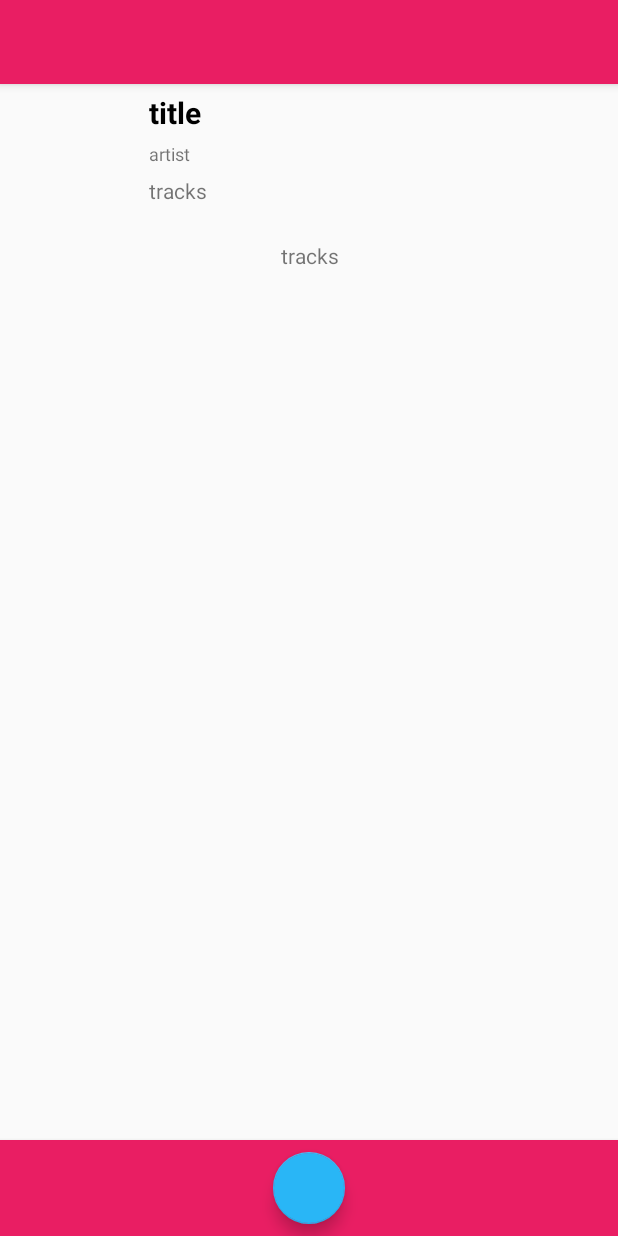
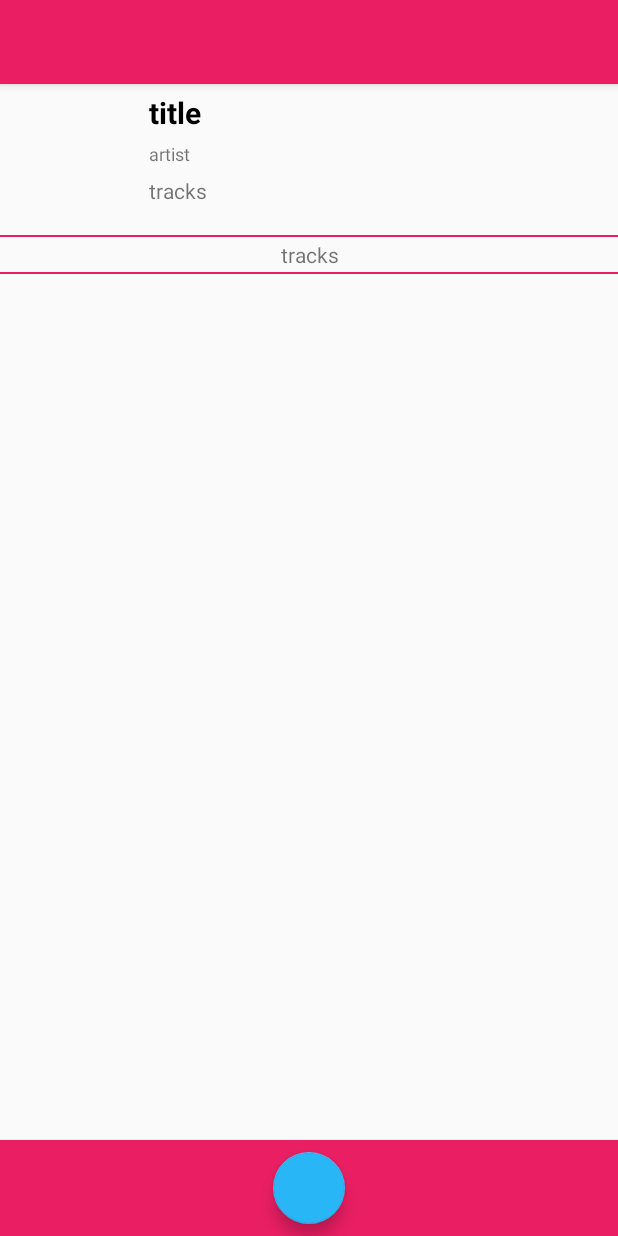
Before and after one commit to sshun04/MusicPro, an Android app: the layout activity_album_detail.xml on its own in the app's theme, with its tools: preview values and no code run, on a phone screen of 412 x 824 dp. Run offline under Robolectric (Android 15) with nearby library versions, the phone set to English and light mode, and no system bars.

Commit message:
fixed AlbumActivity layout

```diff
--- a/app/src/main/java/com/shojishunsuke/musicpro/actvity/AlbumDetailActivity.java
+++ b/app/src/main/java/com/shojishunsuke/musicpro/actvity/AlbumDetailActivity.java
@@ -63,6 +63,8 @@ public class AlbumDetailActivity extends AppCompatActivity {
         TextView album_artist = (TextView) findViewById(R.id.artist);
         TextView album_tracks = (TextView) findViewById(R.id.tracks);
         ImageView album_art = (ImageView) findViewById(R.id.albumart);
+        ImageView devide_view_top = (ImageView) findViewById(R.id.devider1);
+        ImageView devide_view_bottom = (ImageView) findViewById(R.id.devider2);
 
         playButton = (FloatingActionButton) findViewById(R.id.mainPlay);
 
--- a/app/src/main/res/layout/activity_album_detail.xml
+++ b/app/src/main/res/layout/activity_album_detail.xml
@@ -71,13 +71,25 @@
             </LinearLayout>
         </LinearLayout>
 
+        <ImageView
+            android:id="@+id/devider1"
+            android:layout_width="match_parent"
+            android:layout_height="1dp"
+            android:background="@color/colorPrimary"/>
+
         <TextView
             android:id="@+id/tracktitle"
             android:layout_width="match_parent"
             android:layout_height="wrap_content"
-            android:layout_margin="4dp"
+            android:layout_margin="2dp"
             android:gravity="center"
             android:text="tracks" />
+
+        <ImageView
+            android:id="@+id/devider2"
+            android:layout_width="match_parent"
+            android:layout_height="1dp"
+            android:background="@color/colorPrimary"/>
 
         <ListView
             android:id="@+id/list"
@@ -116,7 +128,6 @@
         </android.support.constraint.ConstraintLayout>
 
 
-
     </LinearLayout>
 
 </RelativeLayout>
```
